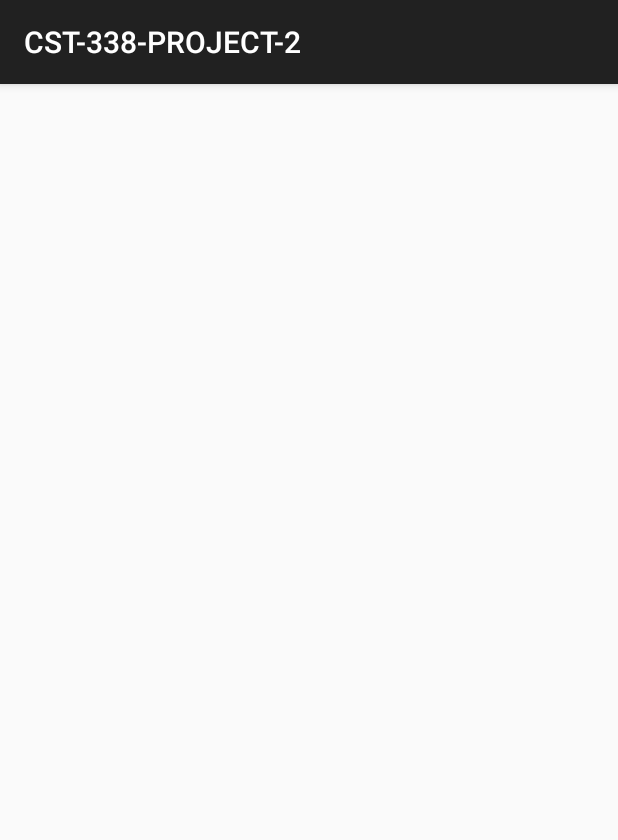
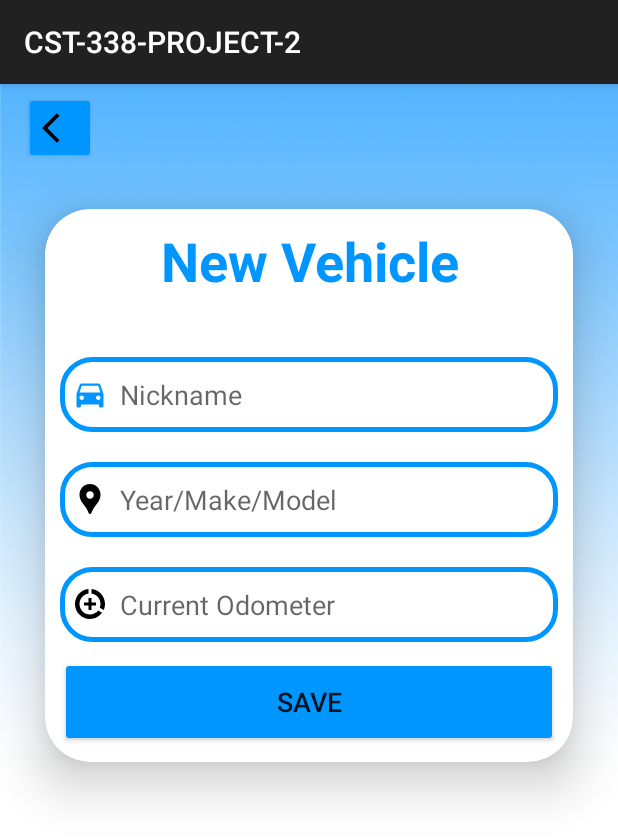
Before and after one commit to EmilyCS18/Project2-v3, an Android app: the AddVehicleActivity screen opened directly, with no data from a screen before it, on a phone screen of 412 x 824 dp. Shown: the top 840 px of the screen. Run offline under Robolectric (Android 15) with nearby library versions, the light colour scheme and no system bars.

Commit message:
Set up AddVehicleActivity xml graphics

```diff
--- a/app/src/main/res/layout/activity_add_vehicle.xml
+++ b/app/src/main/res/layout/activity_add_vehicle.xml
@@ -1,9 +1,115 @@
 <?xml version="1.0" encoding="utf-8"?>
-<androidx.constraintlayout.widget.ConstraintLayout xmlns:android="http://schemas.android.com/apk/res/android"
+<LinearLayout
+    xmlns:android="http://schemas.android.com/apk/res/android"
     xmlns:app="http://schemas.android.com/apk/res-auto"
     xmlns:tools="http://schemas.android.com/tools"
     android:layout_width="match_parent"
     android:layout_height="match_parent"
-    tools:context=".AddVehicleActivity">
+    android:orientation="vertical"
+    android:gravity="start"
+    android:background="@drawable/bluegradient"
+    tools:context=".EventActivity">
 
-</androidx.constraintlayout.widget.ConstraintLayout>
+    <Button
+        android:id="@+id/back_button"
+        android:layout_width="48dp"
+        android:layout_height="wrap_content"
+        android:layout_gravity="start"
+        android:layout_marginStart="16dp"
+        android:layout_marginTop="5dp"
+        android:backgroundTint="@color/bright_blue"
+        android:drawableLeft="@drawable/baseline_arrow_back_ios_24"
+        android:hint="l"
+        app:cornerRadius="100dp" />
+
+    <androidx.cardview.widget.CardView
+        android:layout_width="match_parent"
+        android:layout_height="wrap_content"
+        android:layout_margin="30dp"
+        app:cardCornerRadius="30dp"
+        app:cardElevation="20dp"
+        android:background="@drawable/custom_edittext"
+        tools:ignore="MissingConstraints">
+
+        <LinearLayout
+            android:layout_width="match_parent"
+            android:layout_height="wrap_content"
+            android:orientation="vertical"
+            android:layout_gravity="center_horizontal"
+            android:padding="10dp">
+
+            <TextView
+                android:layout_width="match_parent"
+                android:layout_height="wrap_content"
+                android:text="New Vehicle"
+                android:id="@+id/newEventText"
+                android:textSize="36sp"
+                android:textAlignment="center"
+                android:textStyle="bold"
+                android:textColor="@color/bright_blue"/>
+            <LinearLayout
+                android:layout_width="match_parent"
+                android:layout_height="wrap_content"
+                android:orientation="horizontal"
+                android:padding="10dp"/>
+
+
+            <EditText
+                android:id="@+id/vehicle_nickname_text"
+                android:layout_width="match_parent"
+                android:layout_height="50dp"
+                android:layout_marginTop="20dp"
+                android:background="@drawable/custom_edittext"
+                android:drawableStart="@drawable/baseline_directions_blue_car_24"
+                android:drawablePadding="8dp"
+                android:hint="Nickname"
+                android:padding="8dp"
+                android:textColor="@color/black"
+                android:textColorHighlight="@color/cardview_dark_background" />
+
+            <EditText
+                android:layout_width="match_parent"
+                android:layout_height="50dp"
+                android:id="@+id/year_make_model_text"
+                android:background="@drawable/custom_edittext"
+                android:drawableLeft="@drawable/baseline_location_pin_24"
+                android:drawablePadding="8dp"
+                android:hint="Year/Make/Model"
+                android:padding="8dp"
+                android:textColor="@color/black"
+                android:textColorHighlight="@color/cardview_dark_background"
+                android:layout_marginTop="20dp"/>
+
+            <EditText
+                android:layout_width="match_parent"
+                android:layout_height="50dp"
+                android:id="@+id/current_odometer_text"
+                android:background="@drawable/custom_edittext"
+                android:drawableLeft="@drawable/baseline_data_saver_on_24"
+                android:drawablePadding="8dp"
+                android:hint="Current Odometer"
+                android:padding="8dp"
+                android:textColor="@color/black"
+                android:textColorHighlight="@color/cardview_dark_background"
+                android:layout_marginTop="20dp"
+                />
+
+            <LinearLayout
+                android:layout_width="match_parent"
+                android:layout_height="wrap_content"
+                android:orientation="horizontal"
+                android:gravity="center"/>
+
+            <Button
+                android:layout_width="match_parent"
+                android:layout_height="60dp"
+                android:id="@+id/add_vehicle_activity_button"
+                android:text="Save"
+                android:textSize="18sp"
+                android:layout_marginTop="10dp"
+                android:backgroundTint="@color/bright_blue"
+                app:cornerRadius="20dp"/>
+
+        </LinearLayout>
+    </androidx.cardview.widget.CardView>
+</LinearLayout>
```
